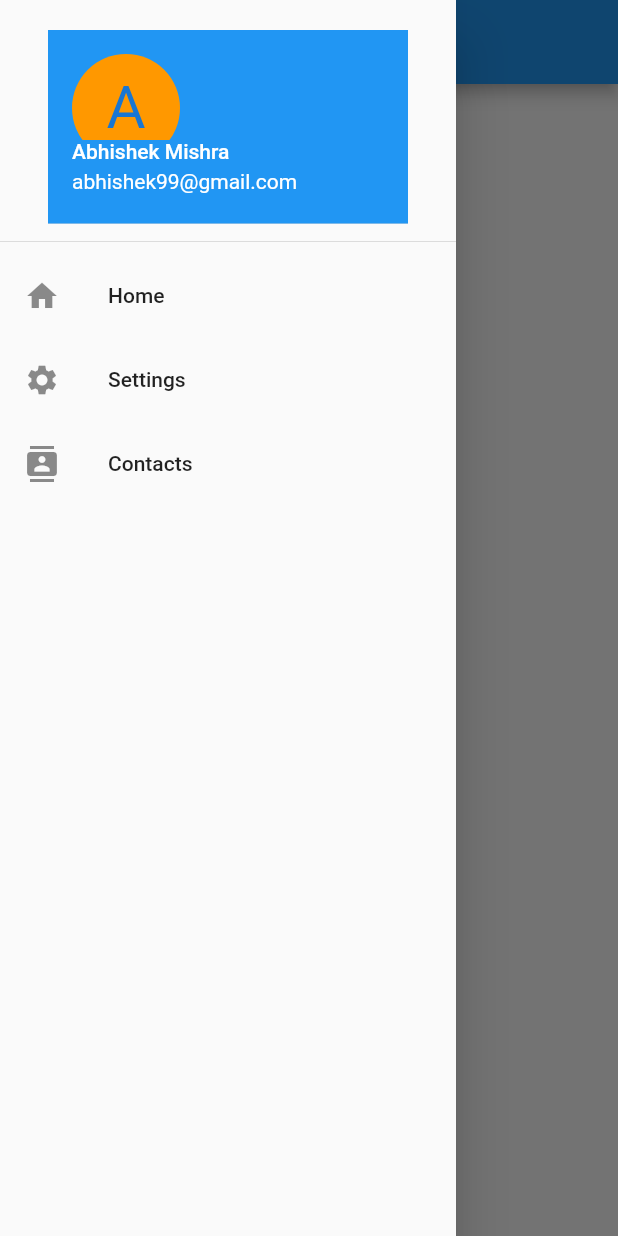
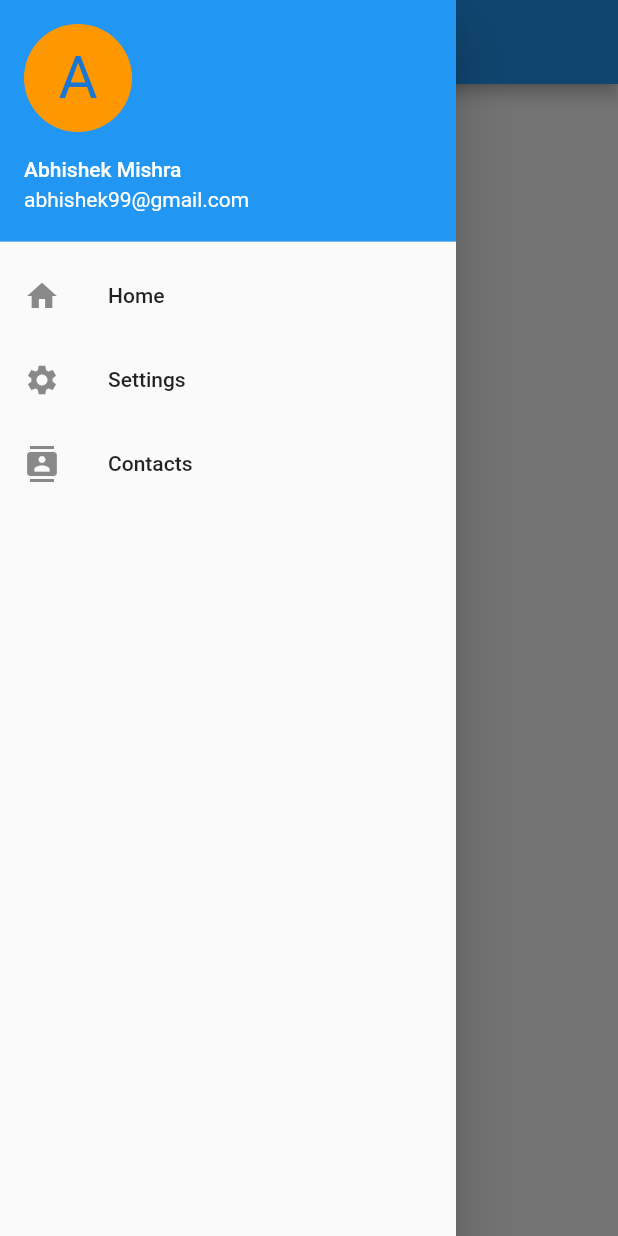
Before and after one commit to nasrinsamad19/FlutterSampleApp, a Flutter app: the screen it shows after launch, with the side drawer open, on a phone screen of 412 x 824 dp. Run offline on Flutter 3.47's test engine with Material 2 defaults, Android fonts, the phone set to English and light mode, and no system bars; our stand-ins replace flutter_swiper, gallery_saver, image_picker, sqflite; missing offline and left inert: mailer; accounts and stored records are empty.

Commit message:
Added Navigation drawer

```diff
--- a/lib/DrawerEX.dart
+++ b/lib/DrawerEX.dart
@@ -13,11 +13,9 @@ class _State extends State<DrawerEx>{
     return Scaffold(
       appBar: AppBar(title: Text('Drawer Example'),),
       drawer: Drawer(
-        child:ListView(
+        child:Column(
           children:<Widget> [
-            DrawerHeader(
-              child: ListTile(
-                title: UserAccountsDrawerHeader(
+                 UserAccountsDrawerHeader(
                   accountName: Text("Abhishek Mishra"),
                   accountEmail: Text("abhishek99@gmail.com"),
                   decoration:BoxDecoration(color: Colors.blue),
@@ -29,8 +27,8 @@ class _State extends State<DrawerEx>{
                     ),
                   ),
                 ),
-              ),
-            ),
+
+
             ListTile(
               leading: Icon(Icons.home),
               title: Text('Home'),
@@ -53,7 +51,8 @@ class _State extends State<DrawerEx>{
               },
             )
           ],
-        ) ,
+
+      ),
       ),
 
     );
```
